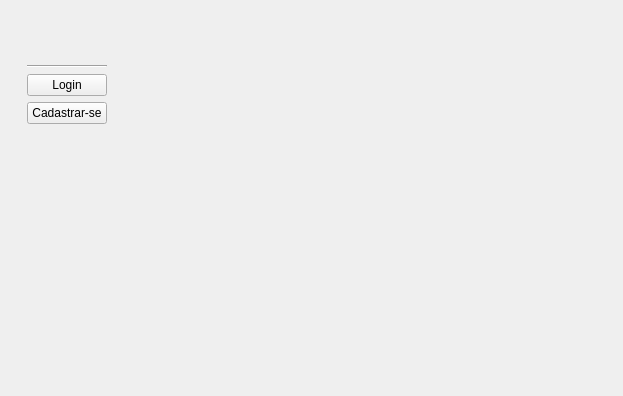
Above: view/Home.ui from Wth10/System-Programmer before the change. Below: the same form after it.
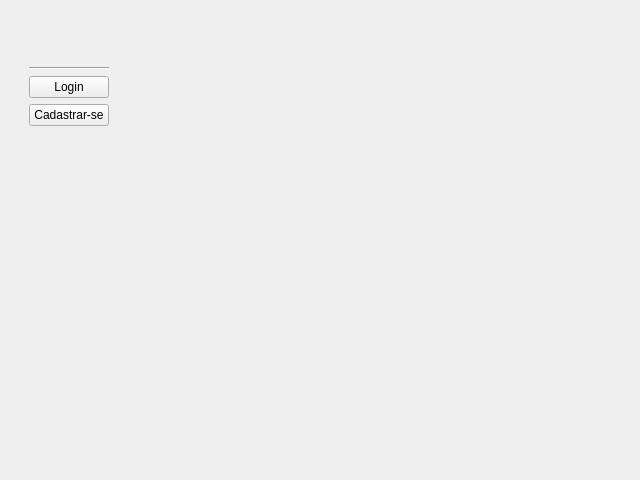
That is the form after the change. Icons and pictures are not drawn.

```diff
--- a/view/Home.ui
+++ b/view/Home.ui
@@ -1,23 +1,19 @@
 <?xml version="1.0" encoding="UTF-8"?>
 <ui version="4.0">
- <class>MainWindow</class>
- <widget class="QMainWindow" name="MainWindow">
+ <class>Form</class>
+ <widget class="QWidget" name="Form">
   <property name="geometry">
    <rect>
     <x>0</x>
     <y>0</y>
-    <width>623</width>
-    <height>396</height>
+    <width>640</width>
+    <height>480</height>
    </rect>
   </property>
   <property name="windowTitle">
    <string>MainWindow</string>
   </property>
-  <widget class="QWidget" name="Menu">
-   <property name="styleSheet">
-    <string notr="true"/>
-   </property>
-   <layout class="QHBoxLayout" name="horizontalLayout_3">
+  <layout class="QHBoxLayout" name="horizontalLayout">
     <item>
      <widget class="QFrame" name="frame">
       <property name="frameShape">
@@ -114,7 +110,6 @@
      <widget class="QStackedWidget" name="StackedWidget"/>
     </item>
    </layout>
-  </widget>
  </widget>
  <resources/>
  <connections/>
```
Left out of the diff: 2 changed lines with no effect on the pictures. Lines whose indentation alone changed are shown as unchanged.
